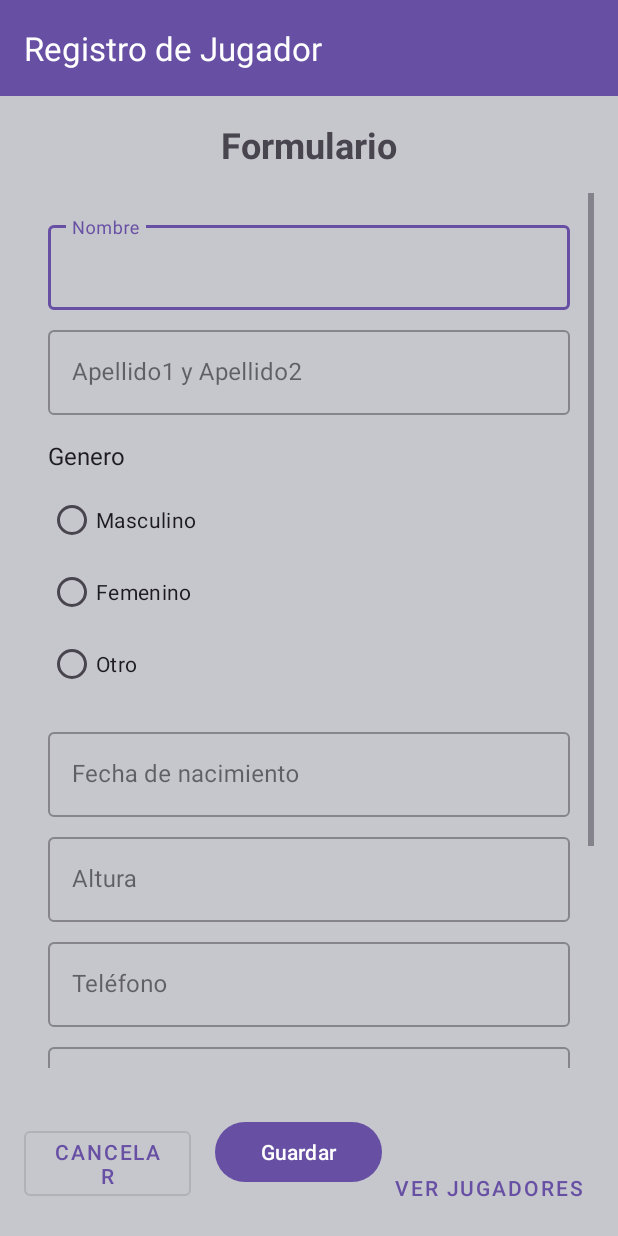
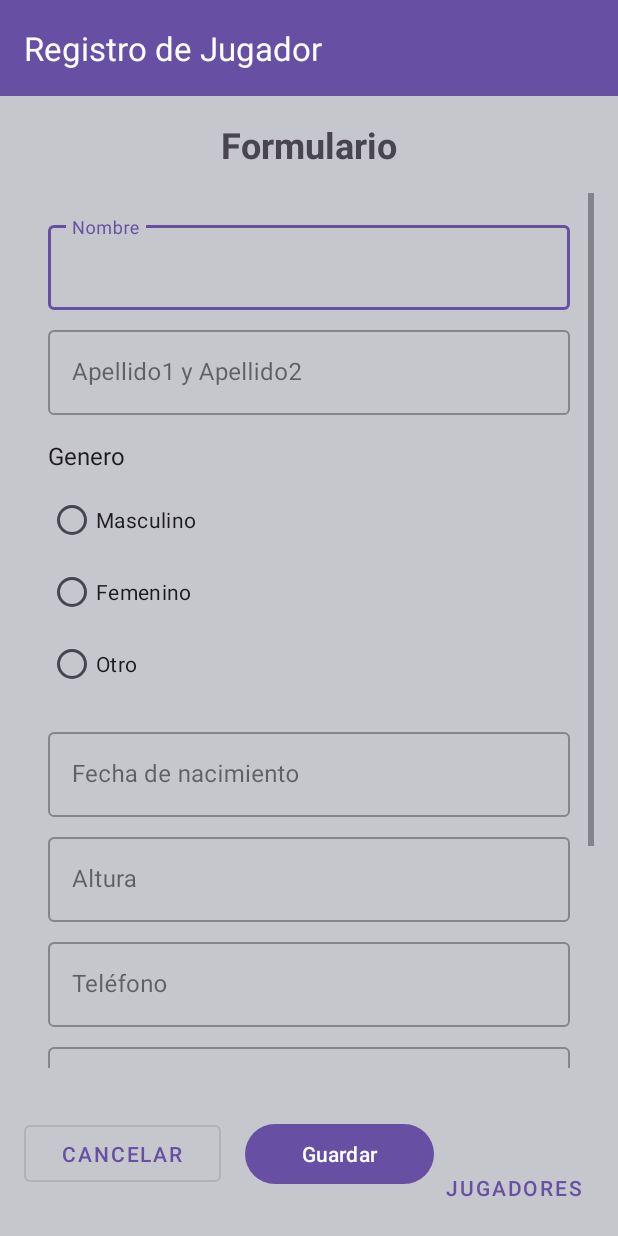
Before and after one commit to AdriTomBar/GestionDeportiva, an Android app: the inscripcionJugador screen opened directly, with no data from a screen before it, on a phone screen of 412 x 824 dp. Run offline under Robolectric (Android 15) with nearby library versions, the phone set to English and light mode, and no system bars; our stand-ins replace Room's generated code.

```diff
--- a/app/src/main/java/com/example/gestionclubdeportivo/Actividades/inscripcionJugador.java
+++ b/app/src/main/java/com/example/gestionclubdeportivo/Actividades/inscripcionJugador.java
@@ -185,7 +185,7 @@ public class inscripcionJugador extends AppCompatActivity {
     private void insertJugadorEnBaseDeDatos(Jugador jugador) {
         // Crear o obtener la base de datos
         AppDatabase db = Room.databaseBuilder(getApplicationContext(), AppDatabase.class, "jugadores_db")
-                .allowMainThreadQueries()  // NO hacer esto en producción, usar hilos en segundo plano
+                .allowMainThreadQueries()
                 .build();
 
         // Insertar el jugador en la base de datos
--- a/app/src/main/res/layout/activity_inscipcion_jugador.xml
+++ b/app/src/main/res/layout/activity_inscipcion_jugador.xml
@@ -208,12 +208,14 @@
 
         <com.google.android.material.button.MaterialButton
             android:id="@+id/btCancelar"
-            android:layout_width="0dp"
+            style="@style/Widget.MaterialComponents.Button.OutlinedButton"
+            android:layout_width="6dp"
             android:layout_height="wrap_content"
+            android:layout_marginEnd="8dp"
             android:layout_weight="1"
-            android:layout_marginEnd="8dp"
-            android:text="Cancelar"
-            style="@style/Widget.MaterialComponents.Button.OutlinedButton" />
+            android:minWidth="90dip"
+            android:minHeight="50dip"
+            android:text="Cancelar" />
 
         <com.google.android.material.button.MaterialButton
             android:id="@+id/btGuardar"
@@ -225,12 +227,12 @@
 
         <com.google.android.material.button.MaterialButton
             android:id="@+id/btListaJugadores"
+            style="@style/Widget.MaterialComponents.Button.TextButton"
             android:layout_width="wrap_content"
             android:layout_height="wrap_content"
-            android:text="Ver Jugadores"
+            android:layout_gravity="center"
             android:layout_marginTop="16dp"
-            android:layout_gravity="center"
-            style="@style/Widget.MaterialComponents.Button.TextButton"/>
+            android:text="Jugadores" />
 
     </LinearLayout>
 
```
Also changed, not shown: app/src/main/java/com/example/gestionclubdeportivo/Actividades/ListaJugadoresActivity.java (+33 -12 lines), app/src/main/java/com/example/gestionclubdeportivo/DAOs/DaoJugador.java (+9 -0 lines), app/src/main/res/layout/activity_lista_jugadores.xml (+38 -3 lines).
